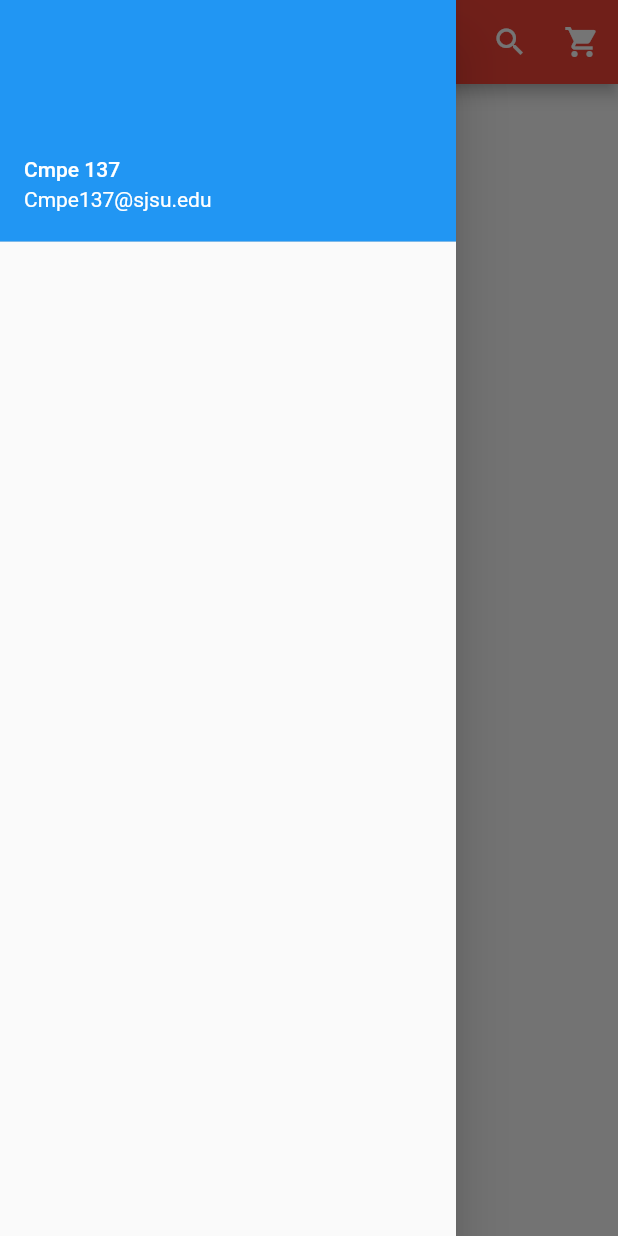
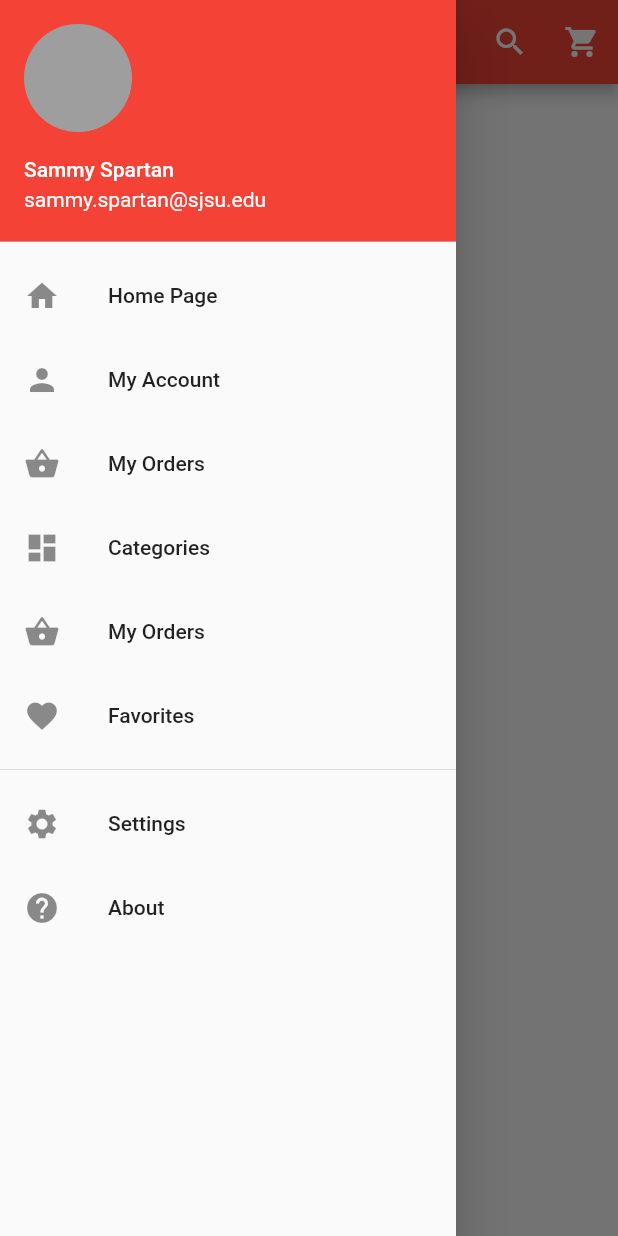
Before and after one commit to elizabethhillman/cmpe137_team4, a Flutter app: the screen it shows after launch, with the side drawer open, on a phone screen of 412 x 824 dp. Run offline on Flutter 3.47's test engine with Material 2 defaults, Android fonts, the phone set to English and light mode, and no system bars.

Commit message:
widgets and icons for navigation

```diff
--- a/ekea/lib/main.dart
+++ b/ekea/lib/main.dart
@@ -43,8 +43,58 @@ class _HomePageState extends State<HomePage> {
           children: [
             //header of drawer
             new UserAccountsDrawerHeader(
-                accountName: Text('Cmpe 137'),
-                accountEmail: Text('Cmpe137@sjsu.edu'))
+              accountName: Text('Sammy Spartan'),
+              accountEmail: Text(
+                'sammy.spartan@sjsu.edu',
+              ),
+              currentAccountPicture: GestureDetector(
+                child: new CircleAvatar(backgroundColor: Colors.grey),
+              ),
+              decoration: new BoxDecoration(color: Colors.red),
+            ),
+            InkWell(
+                onTap: () {},
+                child: ListTile(
+                    title: Text('Home Page'), leading: Icon(Icons.home))),
+
+            InkWell(
+                onTap: () {},
+                child: ListTile(
+                    title: Text('My Account'), leading: Icon(Icons.person))),
+
+            InkWell(
+                onTap: () {},
+                child: ListTile(
+                    title: Text('My Orders'),
+                    leading: Icon(Icons.shopping_basket))),
+
+            InkWell(
+                onTap: () {},
+                child: ListTile(
+                    title: Text('Categories'), leading: Icon(Icons.dashboard))),
+
+            InkWell(
+                onTap: () {},
+                child: ListTile(
+                    title: Text('My Orders'),
+                    leading: Icon(Icons.shopping_basket))),
+
+            InkWell(
+                onTap: () {},
+                child: ListTile(
+                    title: Text('Favorites'), leading: Icon(Icons.favorite))),
+
+            Divider(),
+
+            InkWell(
+                onTap: () {},
+                child: ListTile(
+                    title: Text('Settings'), leading: Icon(Icons.settings))),
+
+            InkWell(
+                onTap: () {},
+                child:
+                    ListTile(title: Text('About'), leading: Icon(Icons.help))),
           ],
         ),
       ),
```
Also changed, not shown: images/9fa920bf-2a64-4b60-ab78-6adf731f9632_1318751_TABLET_LANDSCAPE_LARGE_16_9.jpg (added).
